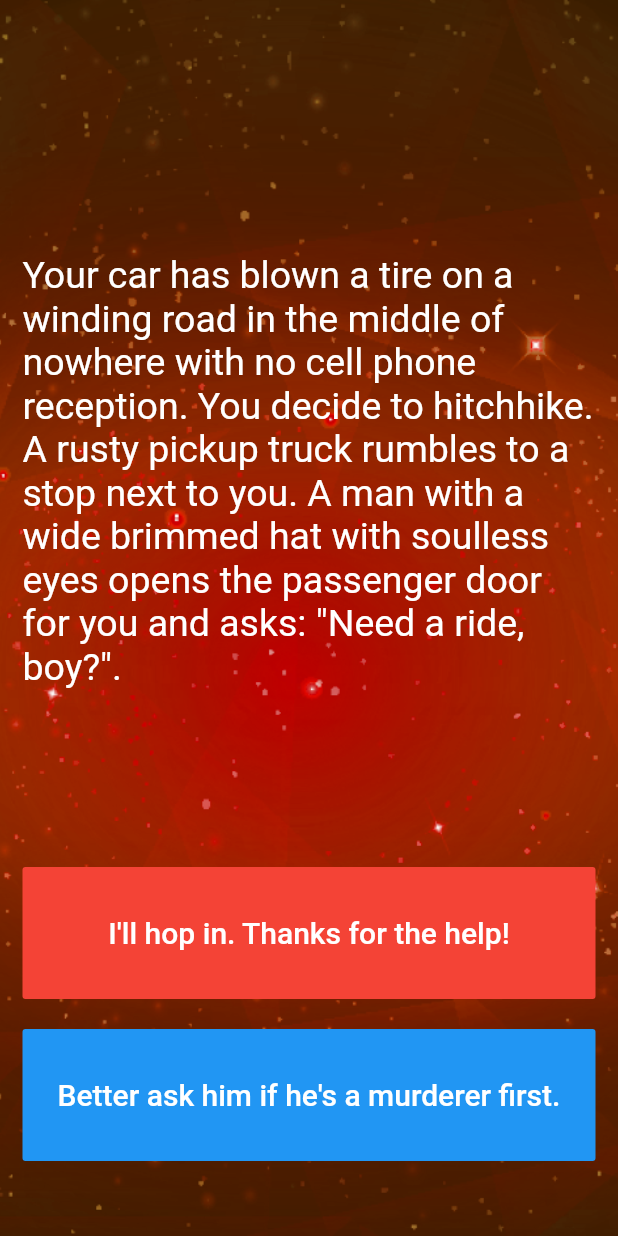
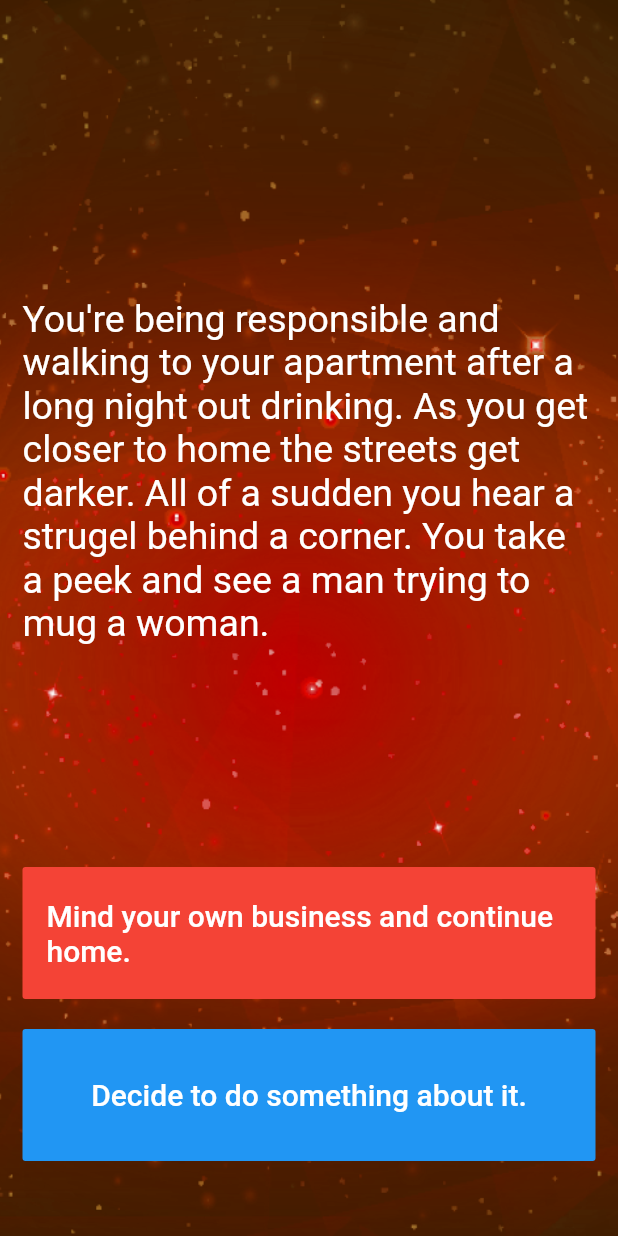
Before and after one commit to SalvadorChaos/Destini-Games, a Flutter app: the Story3 screen opened directly, on a phone screen of 412 x 824 dp. Run offline on Flutter 3.47's test engine with Material 2 defaults, Android fonts, the phone set to English and light mode, and no system bars.

Commit message:
Finish stories

```diff
--- a/lib/more_stories_page.dart
+++ b/lib/more_stories_page.dart
@@ -15,16 +15,14 @@ class MoreStoriesPage extends StatelessWidget {
         backgroundColor: Colors.black,
         appBar: AppBar(
           backgroundColor: Colors.black,
-//          leading: IconButton(
-//            icon: Icon(Icons.arrow_back_ios),
-//            onPressed: () => Navigator.pop(context),
-//          ),
-          title: Text(
-            'More Stories',
-            style: TextStyle(
-              color: Colors.white,
-              fontSize: 33.0,
-              fontWeight: FontWeight.bold,
+          title: Center(
+            child: Text(
+              'More Stories      ',
+              style: TextStyle(
+                color: Colors.white,
+                fontSize: 33.0,
+                fontWeight: FontWeight.bold,
+              ),
             ),
           ),
         ),
@@ -79,7 +77,7 @@ class MoreStoriesPage extends StatelessWidget {
                       children: <Widget>[
                         FlatButton(
                           child: Text(
-                            'Story 2                              ',
+                            'At World War I                           ',
                             style: TextStyle(
                               color: Colors.white,
                               fontSize: 27.0,
@@ -115,7 +113,7 @@ class MoreStoriesPage extends StatelessWidget {
                       children: <Widget>[
                         FlatButton(
                           child: Text(
-                            'Story 3                              ',
+                            'Mugger or Murderer                  ',
                             style: TextStyle(
                               color: Colors.white,
                               fontSize: 27.0,
@@ -150,7 +148,7 @@ class MoreStoriesPage extends StatelessWidget {
                       children: <Widget>[
                         FlatButton(
                           child: Text(
-                            'Story 4                              ',
+                            'Tresure Adventure                     ',
                             style: TextStyle(
                               color: Colors.white,
                               fontSize: 27.0,
@@ -185,7 +183,7 @@ class MoreStoriesPage extends StatelessWidget {
                       children: <Widget>[
                         FlatButton(
                           child: Text(
-                            'Story 5                              ',
+                            'Strangeness                              ',
                             style: TextStyle(
                               color: Colors.white,
                               fontSize: 27.0,
@@ -220,7 +218,7 @@ class MoreStoriesPage extends StatelessWidget {
                       children: <Widget>[
                         FlatButton(
                           child: Text(
-                            'Story 6                              ',
+                            'Third Eye                              ',
                             style: TextStyle(
                               color: Colors.white,
                               fontSize: 27.0,
--- a/lib/story2_brain.dart
+++ b/lib/story2_brain.dart
@@ -5,41 +5,42 @@ class Story2Brain {
     //Story0
     Story(
       storyTitle:
-          'Your car has blown a tire on a winding road in the middle of nowhere with no cell phone reception. You decide to hitchhike. A rusty pickup truck rumbles to a stop next to you. A man with a wide brimmed hat with soulless eyes opens the passenger door for you and asks: "Need a ride, boy?".',
-      choice1: 'I\'ll hop in. Thanks for the help!',
-      choice2: 'Better ask him if he\'s a murderer first.',
+          'You find yourself standing in the trenches of World War I. We\'ve lost at least 500 men, your best friend being among them. That same friend was killed by the same bullet that grazed your forehead leaving a deep gash. You\'ve just been ordered to attack.',
+      choice1: 'Be brave and charge out of that trench!',
+      choice2: 'Grasp your gun and shed some tears.',
     ),
     //Story1
     Story(
-      storyTitle: 'He nods slowly, unphased by the question.',
-      choice1: 'At least he\'s honest. I\'ll climb in.',
-      choice2: 'Wait, I know how to change a tire.',
+      storyTitle:
+          'Your commanding officer yells at you, "Stop crying and get over that hill"! You slowly turn as you cry and start climbing. As you peek your head out you see people shooting eachother, screaming, and dying. "Now!", your commanding officer yells.',
+      choice1: 'Calm down put on a brave face and charge!',
+      choice2: 'Slowly walk out to start aiming for enemies.',
     ),
     //Story2
     Story(
       storyTitle:
-          'As you begin to drive, the stranger starts talking about his relationship with his mother. He gets angrier and angrier by the minute. He asks you to open the glovebox. Inside you find a bloody knife, two severed fingers, and a cassette tape of Elton John. He reaches for the glove box.',
-      choice1: 'I love Elton John! Hand him the cassette tape.',
-      choice2: 'It\'s him or me! You take the knife and stab him.',
+          'You charge and start killing enemies one by one. As you continue to take out enemies you hear a very low plane about to pass by above you. You start thinking a plane this low might be this low to drop bombs!',
+      choice1: 'Shoot directly above you to shoot down the plane.',
+      choice2: 'Wait to see if it\'s an ememy plane.',
     ),
     //Story3
     Story(
       storyTitle:
-          'What? Such a cop out! Did you know traffic accidents are the second leading cause of accidental death for most adult age groups?',
+          'What? You went slowly? Perfect for the enemies to aim and shoot you before you can even aim! You\'re dead!',
       choice1: 'Restart',
       choice2: '',
     ),
     //Story4
     Story(
       storyTitle:
-          'As you smash through the guardrail and careen towards the jagged rocks below you reflect on the dubious wisdom of stabbing someone while they are driving a car you are in.',
+          'The plane passes above and you see you\'ve made the right choice. The plane drops bombs onto the enemies, lowering their number of men immensely. Great job!',
       choice1: 'Restart',
       choice2: '',
     ),
     //Story5
     Story(
       storyTitle:
-          'You bond with the murderer while crooning verses of "Can you feel the love tonight". He drops you off at the next town. Before you go he asks you if you know any good places to dump bodies. You reply: "Try the pier".',
+          'Direct hit! The plane stumbles to the ground and explodes killing a lot of the enemies. Bad thing is, the plane was a friendly and your commanding officer is furious.',
       choice1: 'Restart',
       choice2: '',
     ),
--- a/lib/story3_brain.dart
+++ b/lib/story3_brain.dart
@@ -5,41 +5,42 @@ class Story3Brain {
     //Story0
     Story(
       storyTitle:
-          'Your car has blown a tire on a winding road in the middle of nowhere with no cell phone reception. You decide to hitchhike. A rusty pickup truck rumbles to a stop next to you. A man with a wide brimmed hat with soulless eyes opens the passenger door for you and asks: "Need a ride, boy?".',
-      choice1: 'I\'ll hop in. Thanks for the help!',
-      choice2: 'Better ask him if he\'s a murderer first.',
+          'You\'re being responsible and walking to your apartment after a long night out drinking. As you get closer to home the streets get darker. All of a sudden you hear a strugel behind a corner. You take a peek and see a man trying to mug a woman.',
+      choice1: 'Mind your own business and continue home.',
+      choice2: 'Decide to do something about it.',
     ),
     //Story1
     Story(
-      storyTitle: 'He nods slowly, unphased by the question.',
-      choice1: 'At least he\'s honest. I\'ll climb in.',
-      choice2: 'Wait, I know how to change a tire.',
+      storyTitle:
+          'You yell out "Hey, leave her alone"! The man stops and the woman runs away. The man starts power walking towards you as he holds up his knife. You get behind the corner and start thinking what to do.',
+      choice1: 'Fight him!',
+      choice2: 'Start running home!',
     ),
     //Story2
     Story(
       storyTitle:
-          'As you begin to drive, the stranger starts talking about his relationship with his mother. He gets angrier and angrier by the minute. He asks you to open the glovebox. Inside you find a bloody knife, two severed fingers, and a cassette tape of Elton John. He reaches for the glove box.',
-      choice1: 'I love Elton John! Hand him the cassette tape.',
-      choice2: 'It\'s him or me! You take the knife and stab him.',
+          'As you walk home you start hearing extra footsteps following behind you. You stop and turn but it\'s too dark to make anyone out. You continue to walk and you hear the footsteps again. This time when you turn around there\'s a man covered in blood gripping his knife standing right in front of you!',
+      choice1: 'Scream, running!',
+      choice2: 'OMG! Fight him!',
     ),
     //Story3
     Story(
       storyTitle:
-          'What? Such a cop out! Did you know traffic accidents are the second leading cause of accidental death for most adult age groups?',
+          'You start running home. Once you get home you\'re relieved. You\'re heart slowing down from pounding moments ago. You feel good for savng that woman and gain some confidence. The next night, on the news, you see that same man got arrested for trying to mug a man who turned out to be a cop. "Haha!"',
       choice1: 'Restart',
       choice2: '',
     ),
     //Story4
     Story(
       storyTitle:
-          'As you smash through the guardrail and careen towards the jagged rocks below you reflect on the dubious wisdom of stabbing someone while they are driving a car you are in.',
+          'You\'re pumped and ready to fight, but as soon as you throw your first punch, his knife jams right into your stomach. You look into his dark soulless eyes and then down at the knife. He slides the knife across and out your side as your blood and guts come pouring out. He watches as you bleed out on the floor.',
       choice1: 'Restart',
       choice2: '',
     ),
     //Story5
     Story(
       storyTitle:
-          'You bond with the murderer while crooning verses of "Can you feel the love tonight". He drops you off at the next town. Before you go he asks you if you know any good places to dump bodies. You reply: "Try the pier".',
+          'You start running home, screaming. Once you get home you\'re relieved. You\'re heart slowing down from pounding moments ago. All of a sudden a crash! The man followed your screams and threw himself into your window! He grabs you before you can run and slits your throat. He watches as you bleed out on the floor.',
       choice1: 'Restart',
       choice2: '',
     ),
@@ -79,7 +80,7 @@ class Story3Brain {
     } else if (_storyNumber == 2 && choiceNumber == 2) {
       _storyNumber = 4;
     } else if (_storyNumber == 1 && choiceNumber == 1) {
-      _storyNumber = 2;
+      _storyNumber = 4;
     } else if (_storyNumber == 1 && choiceNumber == 2) {
       _storyNumber = 3;
     }
--- a/lib/story4_brain.dart
+++ b/lib/story4_brain.dart
@@ -5,41 +5,42 @@ class Story4Brain {
     //Story0
     Story(
       storyTitle:
-          'Your car has blown a tire on a winding road in the middle of nowhere with no cell phone reception. You decide to hitchhike. A rusty pickup truck rumbles to a stop next to you. A man with a wide brimmed hat with soulless eyes opens the passenger door for you and asks: "Need a ride, boy?".',
-      choice1: 'I\'ll hop in. Thanks for the help!',
-      choice2: 'Better ask him if he\'s a murderer first.',
+          'You find yourself nearing the end of an adventure of a lifetime. You and a smart muscular man have been on a quest to find an ancient tresure chest full of gold and rubies. You stumble upon a clue. A riddle written in hieroglyphs on a stone. You have no idea what it means. You watch as the man studies the hieroglyphs.',
+      choice1: 'Patiently wait.',
+      choice2: '"WELL?! WHAT DOES IT SAY?!"',
     ),
     //Story1
     Story(
-      storyTitle: 'He nods slowly, unphased by the question.',
-      choice1: 'At least he\'s honest. I\'ll climb in.',
-      choice2: 'Wait, I know how to change a tire.',
+      storyTitle:
+          'The man slowly turns his head. "I don\'t know yet... I\'m thinking." He takes a while longer beforer leading you both to a mountainside. He moves a giant rock revealing a cave. You excitedly run in. "WAIT!", he yells. But it\'s too late. The floor opens up and you fall in, but not before grabbing onto the ledge. It\'s a booby trap!',
+      choice1: 'Just hang there.',
+      choice2: '"WELL, HELP ME!"',
     ),
     //Story2
     Story(
       storyTitle:
-          'As you begin to drive, the stranger starts talking about his relationship with his mother. He gets angrier and angrier by the minute. He asks you to open the glovebox. Inside you find a bloody knife, two severed fingers, and a cassette tape of Elton John. He reaches for the glove box.',
-      choice1: 'I love Elton John! Hand him the cassette tape.',
-      choice2: 'It\'s him or me! You take the knife and stab him.',
+          'The man helps you out. He explains the riddle and you understand. You work together to figure out the next few clues. Finally you find the tresure chest buried beneath a giant boulder. The two of you dig it out and open it. The gold and rubies are blinding.',
+      choice1: 'Hug the man, "We did it!"',
+      choice2: 'Punch him and take the tresure for yourself!',
     ),
     //Story3
     Story(
       storyTitle:
-          'What? Such a cop out! Did you know traffic accidents are the second leading cause of accidental death for most adult age groups?',
+          '"I won\'t help you," he says. "Earlier you rudely yelled at me for no reason whatsoever. We\'ve been cool all throughout this long journy. We\'ve been Buds! Now you do it again? It\'s so uncharacteristic of you, as if something took over you and chose for you to do that. You\'re not the person I thought you were. Goodbye." As he walks off, you loose your grip and fall to your death.',
       choice1: 'Restart',
       choice2: '',
     ),
     //Story4
     Story(
       storyTitle:
-          'As you smash through the guardrail and careen towards the jagged rocks below you reflect on the dubious wisdom of stabbing someone while they are driving a car you are in.',
+          'He\'s too big and muscular to knock out! He despises your betrayal and punches you in the face, knocking you out. You wake up to the man and the tresure nowhere to be found.',
       choice1: 'Restart',
       choice2: '',
     ),
     //Story5
     Story(
       storyTitle:
-          'You bond with the murderer while crooning verses of "Can you feel the love tonight". He drops you off at the next town. Before you go he asks you if you know any good places to dump bodies. You reply: "Try the pier".',
+          'The two of you split the tresure 50/50 and live long and wealthy lives.',
       choice1: 'Restart',
       choice2: '',
     ),
--- a/lib/story5_brain.dart
+++ b/lib/story5_brain.dart
@@ -5,41 +5,43 @@ class Story5Brain {
     //Story0
     Story(
       storyTitle:
-          'Your car has blown a tire on a winding road in the middle of nowhere with no cell phone reception. You decide to hitchhike. A rusty pickup truck rumbles to a stop next to you. A man with a wide brimmed hat with soulless eyes opens the passenger door for you and asks: "Need a ride, boy?".',
-      choice1: 'I\'ll hop in. Thanks for the help!',
-      choice2: 'Better ask him if he\'s a murderer first.',
+          'You wake up one moring to some upper back pain, just below the back of your neck. You start to gently rub it and it feels good, so you rub a little harder till you realize that when you push down hard enough you can feel a lump that you\'ve never felt there before.',
+      choice1: 'Immediately go to the doctor.',
+      choice2: 'I think I\'ll wait it out to see if it goes away.',
     ),
     //Story1
     Story(
-      storyTitle: 'He nods slowly, unphased by the question.',
-      choice1: 'At least he\'s honest. I\'ll climb in.',
-      choice2: 'Wait, I know how to change a tire.',
+      storyTitle:
+          'After a couple of days pass by, the lump is still there but it doesn\'t hurt anymore and it feels like it\'s not growing. You\'re significantly relieved.',
+      choice1: 'I\'ll go to the doctor anyways to see what it is.',
+      choice2:
+          'Since it\'s not growing and doesn\' hurt, I\'ll forget about it.',
     ),
     //Story2
     Story(
       storyTitle:
-          'As you begin to drive, the stranger starts talking about his relationship with his mother. He gets angrier and angrier by the minute. He asks you to open the glovebox. Inside you find a bloody knife, two severed fingers, and a cassette tape of Elton John. He reaches for the glove box.',
-      choice1: 'I love Elton John! Hand him the cassette tape.',
-      choice2: 'It\'s him or me! You take the knife and stab him.',
+          'The doctor suggests surgery to take it out. You agree and ungergo surgery the very next day. After coming to, the doctor says he has some news. You sit up, egar to hear. He explains that it wasn\'t cancer but what they found was a strange small metal object shaped like a tictac.',
+      choice1: 'As I drive home, freaked out, I make plans to call someone.',
+      choice2: 'As I drive home I jam to music, thankful it wasn\'t cancer.',
     ),
     //Story3
     Story(
       storyTitle:
-          'What? Such a cop out! Did you know traffic accidents are the second leading cause of accidental death for most adult age groups?',
+          'More days pass and the lump is still there. No pain or size difference. Late at night you start feeling strange. You start hearing a beeping noise followed by a strange sensation in the back of your neck. Moments later you vanish and appear aboard an alien ship! You\'ve been abducted by aliens! You start to think this isn\'t the first time either!',
       choice1: 'Restart',
       choice2: '',
     ),
     //Story4
     Story(
       storyTitle:
-          'As you smash through the guardrail and careen towards the jagged rocks below you reflect on the dubious wisdom of stabbing someone while they are driving a car you are in.',
+          'Once you\'re home you start to remember a dream you had the the other night. You distinctively remember lying down staring at a white ceiling while 3 tall thin beings with big heads and big eyes stood over you. You start to think to yourself, maybe that wasn\'t a dream...',
       choice1: 'Restart',
       choice2: '',
     ),
     //Story5
     Story(
       storyTitle:
-          'You bond with the murderer while crooning verses of "Can you feel the love tonight". He drops you off at the next town. Before you go he asks you if you know any good places to dump bodies. You reply: "Try the pier".',
+          'After arriving home you can\'t decide who to call. A friend? The cops? A lawyer? Before you can decide you start to remember a dream you had the other night. You distinctively remember lying down staring at a white ceiling while 3 tall thin beings with big heads and big eyes stood over you.. or. Maybe that wasn\'t a dream...',
       choice1: 'Restart',
       choice2: '',
     ),
--- a/lib/story6_brain.dart
+++ b/lib/story6_brain.dart
@@ -5,41 +5,42 @@ class Story6Brain {
     //Story0
     Story(
       storyTitle:
-          'Your car has blown a tire on a winding road in the middle of nowhere with no cell phone reception. You decide to hitchhike. A rusty pickup truck rumbles to a stop next to you. A man with a wide brimmed hat with soulless eyes opens the passenger door for you and asks: "Need a ride, boy?".',
-      choice1: 'I\'ll hop in. Thanks for the help!',
-      choice2: 'Better ask him if he\'s a murderer first.',
+          'Months after the death of your wife, your 18-year-old son says, "I saw mom in the kitchen..." You wait a moment and reply with a quivering voice, "What?" He responds, "I saw her yesterday in the kitch—", you cut him off, "You\'re mom is dead!" Your son angrily goes to his room.',
+      choice1: 'Ignore this situation and carry on.',
+      choice2: 'Go check up on him and apologize.',
     ),
     //Story1
     Story(
-      storyTitle: 'He nods slowly, unphased by the question.',
-      choice1: 'At least he\'s honest. I\'ll climb in.',
-      choice2: 'Wait, I know how to change a tire.',
+      storyTitle:
+          'You walk to your sons room. You open his room door to find him laying flat on his bed above the covers with his eyes closed. "I\'m sorry... Are you okay?", you ask. Billy replys, "Get out. I\'m trying to see mom again."',
+      choice1: 'I understand and get out.',
+      choice2: 'Get mad and stop him from doing whatever he\'s doing.',
     ),
     //Story2
     Story(
       storyTitle:
-          'As you begin to drive, the stranger starts talking about his relationship with his mother. He gets angrier and angrier by the minute. He asks you to open the glovebox. Inside you find a bloody knife, two severed fingers, and a cassette tape of Elton John. He reaches for the glove box.',
-      choice1: 'I love Elton John! Hand him the cassette tape.',
-      choice2: 'It\'s him or me! You take the knife and stab him.',
+          'As you carry on about your day, you remember hearing your wife talk about her interest in using the third eye. How, once mastered, you can remote view by traveling in the astral plane or even travel to diffrent times and timelines.',
+      choice1: 'Start doing some research on how to use the third eye.',
+      choice2: 'Forget about it, that stuff is science fiction.',
     ),
     //Story3
     Story(
       storyTitle:
-          'What? Such a cop out! Did you know traffic accidents are the second leading cause of accidental death for most adult age groups?',
+          'You get more strict with your son and he eventually moves out. You see online that he is living a happy and fulfilled life. You\'re happy for him even though you yourself have hit rock bottom. The happiest you are now is when you\'re reminiscing about the good old days with your wife and son.',
       choice1: 'Restart',
       choice2: '',
     ),
     //Story4
     Story(
       storyTitle:
-          'As you smash through the guardrail and careen towards the jagged rocks below you reflect on the dubious wisdom of stabbing someone while they are driving a car you are in.',
+          'You carry on and eventually see your son get happier and happier with each day. You ask him how he\'s so happy. He goes on to tell you that he has been using his third eye to heal his life. In using his third eye he figured out a way to shift realities to better his life. You start to believe and let him teach you. You both live happily ever after.',
       choice1: 'Restart',
       choice2: '',
     ),
     //Story5
     Story(
       storyTitle:
-          'You bond with the murderer while crooning verses of "Can you feel the love tonight". He drops you off at the next town. Before you go he asks you if you know any good places to dump bodies. You reply: "Try the pier".',
+          'You start researching how to use your third eye. You eventally start successfuly using it. You find peace and wellness in your travels and bond with your son over this new found power. You both live on happily ever after.',
       choice1: 'Restart',
       choice2: '',
     ),
```
Also changed, not shown: images/background5.png, images/background6.png.
